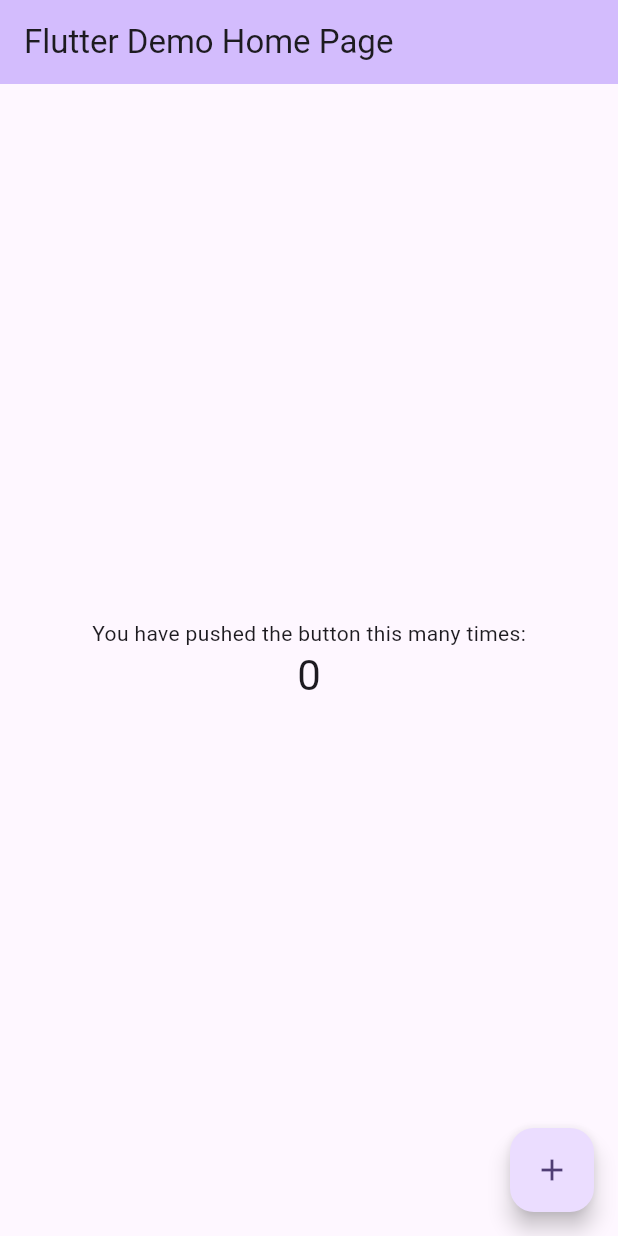
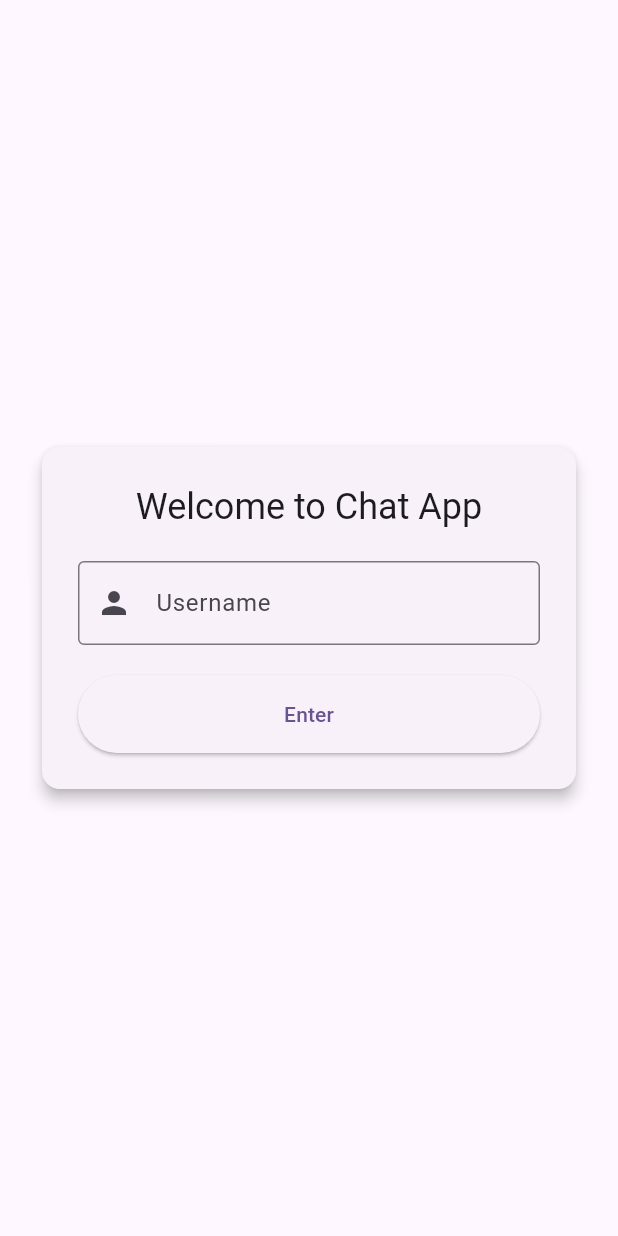
Before and after one commit to could-ai/019b1c96-ad74-73ae-be9a-8cb879fa352e, a Flutter app: the screen it shows after launch, on a phone screen of 412 x 824 dp. Run offline on Flutter 3.47's test engine with Material 3 defaults, Android fonts, the phone set to English and light mode, and no system bars.

Commit message:
Created Message model to represent chat messages with text, timestamp, and sender status.; Created LoginScreen with a username input field and navigation to the home screen.; Created ChatListScreen displaying a mock list of users to chat with.; Created ChatScreen with message bubbles, input field, and simulated auto-reply logic.; Updated main.dart to configure routes for Login, ChatList, and Chat screens.

```diff
--- a/usr/lib/main.dart
+++ b/usr/lib/main.dart
@@ -1,4 +1,7 @@
 import 'package:flutter/material.dart';
+import 'screens/login_screen.dart';
+import 'screens/chat_list_screen.dart';
+import 'screens/chat_screen.dart';
 
 void main() {
   runApp(const MyApp());
@@ -7,117 +10,21 @@ void main() {
 class MyApp extends StatelessWidget {
   const MyApp({super.key});
 
-  // This widget is the root of your application.
   @override
   Widget build(BuildContext context) {
     return MaterialApp(
-      title: 'Flutter Demo',
+      title: 'Flutter Chat App',
       debugShowCheckedModeBanner: false,
       theme: ThemeData(
-        // This is the theme of your application.
-        //
-        // TRY THIS: Try running your application with "flutter run". You'll see
-        // the application has a purple toolbar. Then, without quitting the app,
-        // try changing the seedColor in the colorScheme below to Colors.green
-        // and then invoke "hot reload" (save your changes or press the "hot
-        // reload" button in a Flutter-supported IDE, or press "r" if you used
-        // the command line to start the app).
-        //
-        // Notice that the counter didn't reset back to zero; the application
-        // state is not lost during the reload. To reset the state, use hot
-        // restart instead.
-        //
-        // This works for code too, not just values: Most code changes can be
-        // tested with just a hot reload.
         colorScheme: ColorScheme.fromSeed(seedColor: Colors.deepPurple),
+        useMaterial3: true,
       ),
       initialRoute: '/',
       routes: {
-        '/': (context) => const MyHomePage(title: 'Flutter Demo Home Page'),
+        '/': (context) => const LoginScreen(),
+        '/home': (context) => const ChatListScreen(),
+        '/chat': (context) => const ChatScreen(),
       },
     );
   }
 }
-
-class MyHomePage extends StatefulWidget {
-  const MyHomePage({super.key, required this.title});
-
-  // This widget is the home page of your application. It is stateful, meaning
-  // that it has a State object (defined below) that contains fields that affect
-  // how it looks.
-
-  // This class is the configuration for the state. It holds the values (in this
-  // case the title) provided by the parent (in this case the App widget) and
-  // used by the build method of the State. Fields in a Widget subclass are
-  // always marked "final".
-
-  final String title;
-
-  @override
-  State<MyHomePage> createState() => _MyHomePageState();
-}
-
-class _MyHomePageState extends State<MyHomePage> {
-  int _counter = 0;
-
-  void _incrementCounter() {
-    setState(() {
-      // This call to setState tells the Flutter framework that something has
-      // changed in this State, which causes it to rerun the build method below
-      // so that the display can reflect the updated values. If we changed
-      // _counter without calling setState(), then the build method would not be
-      // called again, and so nothing would appear to happen.
-      _counter++;
-    });
-  }
-
-  @override
-  Widget build(BuildContext context) {
-    // This method is rerun every time setState is called, for instance as done
-    // by the _incrementCounter method above.
-    //
-    // The Flutter framework has been optimized to make rerunning build methods
-    // fast, so that you can just rebuild anything that needs updating rather
-    // than having to individually change instances of widgets.
-    return Scaffold(
-      appBar: AppBar(
-        // TRY THIS: Try changing the color here to a specific color (to
-        // Colors.amber, perhaps?) and trigger a hot reload to see the AppBar
-        // change color while the other colors stay the same.
-        backgroundColor: Theme.of(context).colorScheme.inversePrimary,
-        // Here we take the value from the MyHomePage object that was created by
-        // the App.build method, and use it to set our appbar title.
-        title: Text(widget.title),
-      ),
-      body: Center(
-        // Center is a layout widget. It takes a single child and positions it
-        // in the middle of the parent.
-        child: Column(
-          // Column is also a layout widget. It takes a list of children and
-          // arranges them vertically. By default, it sizes itself to fit its
-          // children horizontally, and tries to be as tall as its parent.
-          //
-          // Column has various properties to control how it sizes itself and
-          // how it positions its children. Here we use mainAxisAlignment to
-          // center the children vertically; the main axis here is the vertical
-          // axis because Columns are vertical (the cross axis would be
-          // horizontal).
-          //
-          // TRY THIS: Invoke "debug painting" (choose the "Toggle Debug Paint"
-          // action in the IDE, or press "p" in the console), to see the
-          // wireframe for each widget.
-          mainAxisAlignment: MainAxisAlignment.center,
-          children: <Widget>[
-            const Text('You have pushed the button this many times:'),
-            Text('$_counter', style: Theme.of(context).textTheme.headlineMedium),
-          ],
-        ),
-      ),
-      floatingActionButton: FloatingActionButton(
-        onPressed: _incrementCounter,
-        tooltip: 'Increment',
-        child: const Icon(Icons.add),
-      ), // This trailing comma makes auto-formatting nicer for build methods.
-    );
-  }
-}
--- /dev/null
+++ b/usr/lib/screens/login_screen.dart
@@ -0,0 +1,67 @@
+import 'package:flutter/material.dart';
+
+class LoginScreen extends StatefulWidget {
+  const LoginScreen({super.key});
+
+  @override
+  State<LoginScreen> createState() => _LoginScreenState();
+}
+
+class _LoginScreenState extends State<LoginScreen> {
+  final TextEditingController _usernameController = TextEditingController();
+
+  void _login() {
+    if (_usernameController.text.isNotEmpty) {
+      // In a real app, we would authenticate here.
+      // For now, we just navigate to the chat list.
+      Navigator.pushReplacementNamed(context, '/home');
+    }
+  }
+
+  @override
+  Widget build(BuildContext context) {
+    return Scaffold(
+      body: Center(
+        child: Padding(
+          padding: const EdgeInsets.all(24.0),
+          child: Card(
+            elevation: 4,
+            child: Padding(
+              padding: const EdgeInsets.all(24.0),
+              child: Column(
+                mainAxisSize: MainAxisSize.min,
+                children: [
+                  Text(
+                    'Welcome to Chat App',
+                    style: Theme.of(context).textTheme.headlineSmall,
+                  ),
+                  const SizedBox(height: 20),
+                  TextField(
+                    controller: _usernameController,
+                    decoration: const InputDecoration(
+                      labelText: 'Username',
+                      border: OutlineInputBorder(),
+                      prefixIcon: Icon(Icons.person),
+                    ),
+                    onSubmitted: (_) => _login(),
+                  ),
+                  const SizedBox(height: 20),
+                  SizedBox(
+                    width: double.infinity,
+                    child: ElevatedButton(
+                      onPressed: _login,
+                      style: ElevatedButton.styleFrom(
+                        padding: const EdgeInsets.symmetric(vertical: 16),
+                      ),
+                      child: const Text('Enter'),
+                    ),
+                  ),
+                ],
+              ),
+            ),
+          ),
+        ),
+      ),
+    );
+  }
+}
```
Also changed, not shown: usr/lib/models/message.dart (added, +11 -0 lines), usr/lib/screens/chat_list_screen.dart (added, +61 -0 lines), usr/lib/screens/chat_screen.dart (added, +159 -0 lines).
